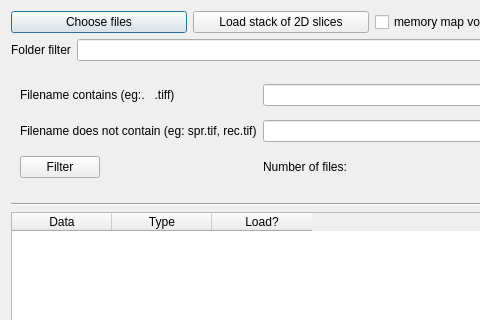
This is vpv/ui/views/ui_importer.ui in VCCRI/vpv as Qt 5 draws it before an edit; both pictures show x 0 to 480 and y 0 to 320 of the 967 by 507 pixel window. The edited form follows.
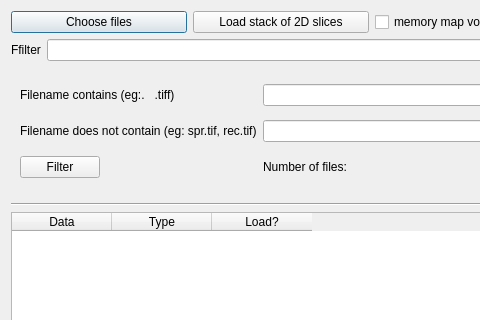
This is the edited form.

Commit message: Added wildcard selection to image filter in Importer]

What changed in the file:
```diff
--- a/vpv/ui/views/ui_importer.ui
+++ b/vpv/ui/views/ui_importer.ui
@@ -286,7 +286,7 @@
         <string>Enter foldername (or part) to filter by</string>
        </property>
        <property name="text">
-        <string>Folder filter</string>
+        <string>Ffilter</string>
        </property>
       </widget>
      </item>
```
Left out of the diff: 2 changed lines with no effect on the pictures. The commit also changes 2 other files.
